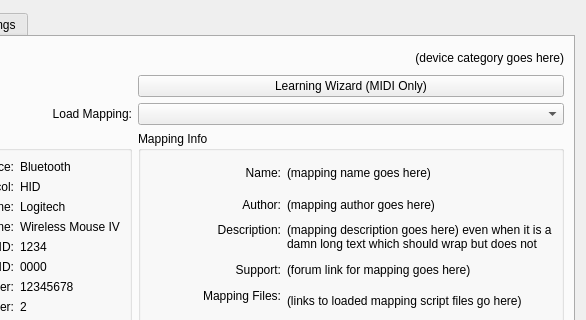
Qt form src/controllers/dlgprefcontrollerdlg.ui (JoergAtGithub/mixxx) before a commit; both pictures show x 316 to 902 and y 0 to 320 of the 902 by 591 pixel window.
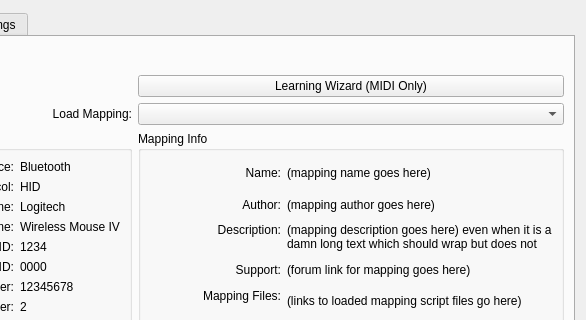
The same form after that commit.

Commit message: Remove device category label from ui file

The edit to the form file:
```diff
--- a/src/controllers/dlgprefcontrollerdlg.ui
+++ b/src/controllers/dlgprefcontrollerdlg.ui
@@ -706,28 +706,6 @@
          </property>
         </spacer>
        </item>
-       <item row="0" column="1">
-        <widget class="QLabel" name="labelDeviceCategory">
-         <property name="enabled">
-          <bool>true</bool>
-         </property>
-         <property name="sizePolicy">
-          <sizepolicy hsizetype="Minimum" vsizetype="Minimum">
-           <horstretch>0</horstretch>
-           <verstretch>0</verstretch>
-          </sizepolicy>
-         </property>
-         <property name="toolTip">
-          <string notr="true"/>
-         </property>
-         <property name="text">
-          <string>(device category goes here)</string>
-         </property>
-         <property name="alignment">
-          <set>Qt::AlignRight|Qt::AlignTrailing|Qt::AlignVCenter</set>
-         </property>
-        </widget>
-       </item>
        <item row="1" column="0">
         <widget class="QCheckBox" name="chkEnabledDevice">
          <property name="text">
```
